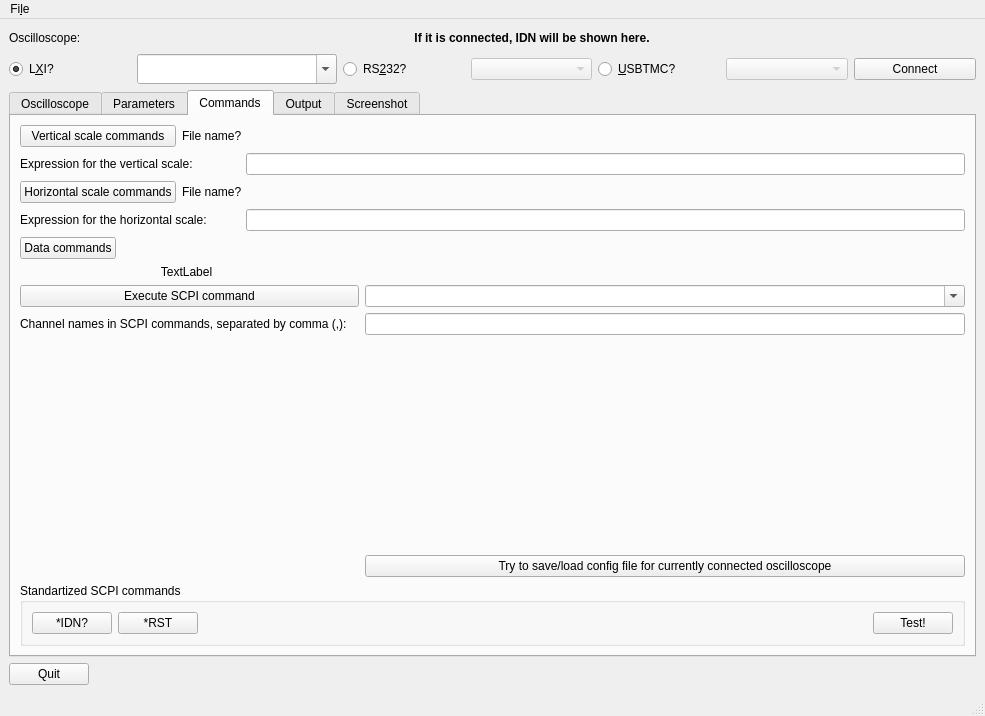
Before: the Qt Designer form GUI/LinOsc.ui in ISeeBugsEverywhere/LinuxOscilloscope, drawn with Qt 5.
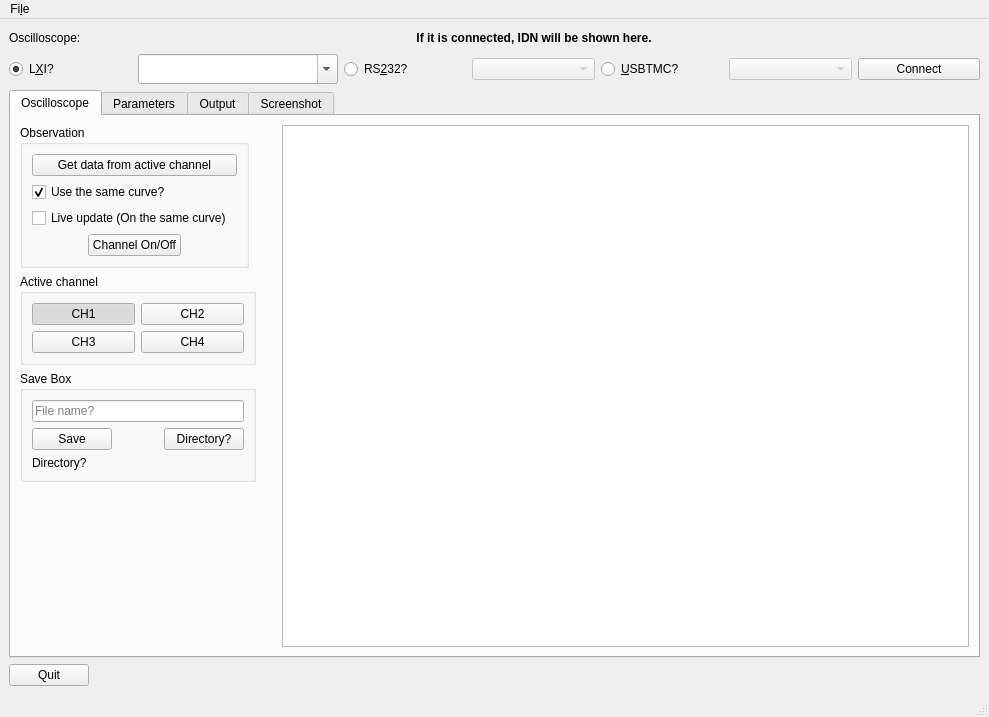
After: the same form once the commit is applied. The open tabs and pages were chosen to show the change. Custom widgets are drawn as their Qt base class.

Patch:
```diff
--- a/GUI/LinOsc.ui
+++ b/GUI/LinOsc.ui
@@ -6,8 +6,8 @@
    <rect>
     <x>0</x>
     <y>0</y>
-    <width>985</width>
-    <height>716</height>
+    <width>989</width>
+    <height>717</height>
    </rect>
   </property>
   <property name="windowTitle">
@@ -536,255 +536,6 @@
         </item>
        </layout>
       </widget>
-      <widget class="QWidget" name="commandsTab">
-       <attribute name="title">
-        <string>Commands</string>
-       </attribute>
-       <layout class="QGridLayout" name="gridLayout_12">
-        <item row="0" column="0" colspan="4">
-         <layout class="QGridLayout" name="gridLayout_10">
-          <item row="0" column="0">
-           <widget class="QPushButton" name="get_vertical_cmds_btn">
-            <property name="text">
-             <string>Vertical scale commands</string>
-            </property>
-           </widget>
-          </item>
-          <item row="0" column="1" colspan="3">
-           <widget class="QLabel" name="v_cmd_file_label">
-            <property name="minimumSize">
-             <size>
-              <width>180</width>
-              <height>0</height>
-             </size>
-            </property>
-            <property name="text">
-             <string>File name?</string>
-            </property>
-           </widget>
-          </item>
-          <item row="0" column="4">
-           <spacer name="horizontalSpacer_11">
-            <property name="orientation">
-             <enum>Qt::Horizontal</enum>
-            </property>
-            <property name="sizeHint" stdset="0">
-             <size>
-              <width>108</width>
-              <height>20</height>
-             </size>
-            </property>
-           </spacer>
-          </item>
-          <item row="1" column="0" colspan="2">
-           <widget class="QLabel" name="label_2">
-            <property name="text">
-             <string>Expression for the vertical scale:</string>
-            </property>
-           </widget>
-          </item>
-          <item row="1" column="2" colspan="3">
-           <widget class="QLineEdit" name="vertical_expression">
-            <property name="minimumSize">
-             <size>
-              <width>500</width>
-              <height>0</height>
-             </size>
-            </property>
-           </widget>
-          </item>
-          <item row="2" column="0">
-           <widget class="QPushButton" name="get_h_cmds_btn">
-            <property name="text">
-             <string>Horizontal scale commands</string>
-            </property>
-           </widget>
-          </item>
-          <item row="2" column="4">
-           <spacer name="horizontalSpacer_12">
-            <property name="orientation">
-             <enum>Qt::Horizontal</enum>
-            </property>
-            <property name="sizeType">
-             <enum>QSizePolicy::Expanding</enum>
-            </property>
-            <property name="sizeHint" stdset="0">
-             <size>
-              <width>118</width>
-              <height>20</height>
-             </size>
-            </property>
-           </spacer>
-          </item>
-          <item row="2" column="1" colspan="3">
-           <widget class="QLabel" name="h_cmd_file_label">
-            <property name="text">
-             <string>File name?</string>
-            </property>
-           </widget>
-          </item>
-          <item row="3" column="0" colspan="2">
-           <widget class="QLabel" name="label_3">
-            <property name="text">
-             <string>Expression for the horizontal scale:</string>
-            </property>
-           </widget>
-          </item>
-          <item row="3" column="2" colspan="3">
-           <widget class="QLineEdit" name="horizontal_expression">
-            <property name="sizePolicy">
-             <sizepolicy hsizetype="Expanding" vsizetype="Fixed">
-              <horstretch>0</horstretch>
-              <verstretch>0</verstretch>
-             </sizepolicy>
-            </property>
-            <property name="minimumSize">
-             <size>
-              <width>500</width>
-              <height>0</height>
-             </size>
-            </property>
-           </widget>
-          </item>
-         </layout>
-        </item>
-        <item row="3" column="3">
-         <widget class="QComboBox" name="scpi_cmd_box">
-          <property name="sizePolicy">
-           <sizepolicy hsizetype="Expanding" vsizetype="Fixed">
-            <horstretch>0</horstretch>
-            <verstretch>0</verstretch>
-           </sizepolicy>
-          </property>
-          <property name="editable">
-           <bool>true</bool>
-          </property>
-         </widget>
-        </item>
-        <item row="7" column="0" colspan="4">
-         <widget class="QGroupBox" name="groupBox_3">
-          <property name="title">
-           <string>Standartized SCPI commands</string>
-          </property>
-          <layout class="QGridLayout" name="gridLayout_11">
-           <item row="0" column="0">
-            <widget class="QPushButton" name="idn_btn">
-             <property name="text">
-              <string>*IDN?</string>
-             </property>
-            </widget>
-           </item>
-           <item row="0" column="1">
-            <widget class="QPushButton" name="rst_btn">
-             <property name="text">
-              <string>*RST</string>
-             </property>
-            </widget>
-           </item>
-           <item row="0" column="2">
-            <spacer name="horizontalSpacer_13">
-             <property name="orientation">
-              <enum>Qt::Horizontal</enum>
-             </property>
-             <property name="sizeHint" stdset="0">
-              <size>
-               <width>716</width>
-               <height>20</height>
-              </size>
-             </property>
-            </spacer>
-           </item>
-           <item row="0" column="3">
-            <widget class="QPushButton" name="test_fn_btn">
-             <property name="text">
-              <string>Test!</string>
-             </property>
-            </widget>
-           </item>
-          </layout>
-         </widget>
-        </item>
-        <item row="1" column="0">
-         <widget class="QPushButton" name="pushButton">
-          <property name="sizePolicy">
-           <sizepolicy hsizetype="Fixed" vsizetype="Fixed">
-            <horstretch>0</horstretch>
-            <verstretch>0</verstretch>
-           </sizepolicy>
-          </property>
-          <property name="text">
-           <string>Data commands</string>
-          </property>
-         </widget>
-        </item>
-        <item row="2" column="0" colspan="2">
-         <widget class="QLabel" name="data_cmd_file_label">
-          <property name="text">
-           <string>TextLabel</string>
-          </property>
-          <property name="alignment">
-           <set>Qt::AlignCenter</set>
-          </property>
-         </widget>
-        </item>
-        <item row="3" column="0" colspan="3">
-         <widget class="QPushButton" name="execute_scpi_btn">
-          <property name="sizePolicy">
-           <sizepolicy hsizetype="MinimumExpanding" vsizetype="Fixed">
-            <horstretch>0</horstretch>
-            <verstretch>0</verstretch>
-           </sizepolicy>
-          </property>
-          <property name="text">
-           <string>Execute SCPI command</string>
-          </property>
-         </widget>
-        </item>
-        <item row="1" column="3">
-         <spacer name="horizontalSpacer_14">
-          <property name="orientation">
-           <enum>Qt::Horizontal</enum>
-          </property>
-          <property name="sizeHint" stdset="0">
-           <size>
-            <width>40</width>
-            <height>20</height>
-           </size>
-          </property>
-         </spacer>
-        </item>
-        <item row="4" column="3">
-         <widget class="QLineEdit" name="channels_names_box"/>
-        </item>
-        <item row="4" column="0">
-         <widget class="QLabel" name="label_8">
-          <property name="text">
-           <string>Channel names in SCPI commands, separated by comma (,):</string>
-          </property>
-         </widget>
-        </item>
-        <item row="5" column="3">
-         <spacer name="verticalSpacer_4">
-          <property name="orientation">
-           <enum>Qt::Vertical</enum>
-          </property>
-          <property name="sizeHint" stdset="0">
-           <size>
-            <width>20</width>
-            <height>155</height>
-           </size>
-          </property>
-         </spacer>
-        </item>
-        <item row="6" column="3">
-         <widget class="QPushButton" name="pushButton_2">
-          <property name="text">
-           <string>Try to save/load config file for currently connected oscilloscope</string>
-          </property>
-         </widget>
-        </item>
-       </layout>
-      </widget>
       <widget class="QWidget" name="infoTab">
        <attribute name="title">
         <string>Output</string>
@@ -861,8 +612,8 @@
     <rect>
      <x>0</x>
      <y>0</y>
-     <width>985</width>
-     <height>27</height>
+     <width>989</width>
+     <height>30</height>
     </rect>
    </property>
    <widget class="QMenu" name="menuFile">
```
